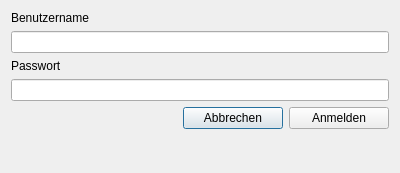
Christian-Kr/QualificationMatrix, file ui/qmamslogindialog.ui: the form before one commit.
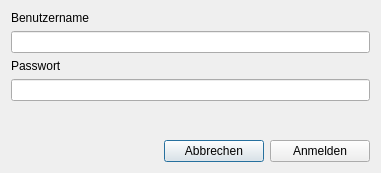
The form after the commit.

```diff
--- a/ui/qmamslogindialog.ui
+++ b/ui/qmamslogindialog.ui
@@ -9,7 +9,7 @@
    <rect>
     <x>0</x>
     <y>0</y>
-    <width>400</width>
+    <width>381</width>
     <height>173</height>
    </rect>
   </property>
@@ -59,6 +59,22 @@
      </item>
     </layout>
    </item>
+   <item>
+    <spacer name="verticalSpacer">
+     <property name="orientation">
+      <enum>Qt::Vertical</enum>
+     </property>
+     <property name="sizeType">
+      <enum>QSizePolicy::Expanding</enum>
+     </property>
+     <property name="sizeHint" stdset="0">
+      <size>
+       <width>20</width>
+       <height>10</height>
+      </size>
+     </property>
+    </spacer>
+   </item>
    <item>
     <layout class="QHBoxLayout" name="horizontalLayout">
      <item>
@@ -102,19 +118,6 @@
      </item>
     </layout>
    </item>
-   <item>
-    <spacer name="verticalSpacer">
-     <property name="orientation">
-      <enum>Qt::Vertical</enum>
-     </property>
-     <property name="sizeHint" stdset="0">
-      <size>
-       <width>20</width>
-       <height>0</height>
-      </size>
-     </property>
-    </spacer>
-   </item>
   </layout>
  </widget>
  <resources/>
```
